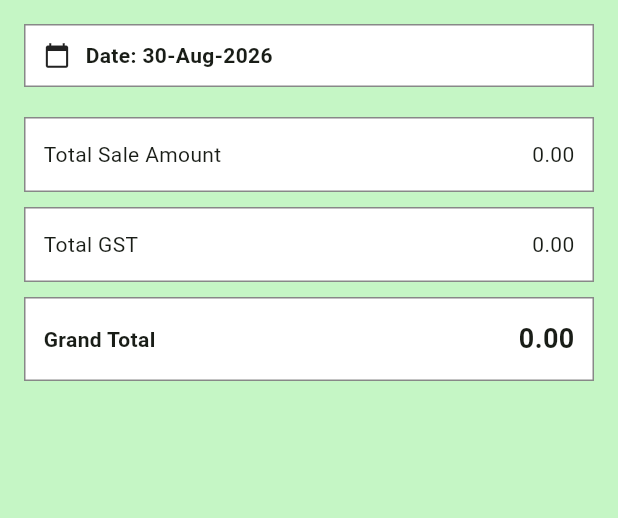
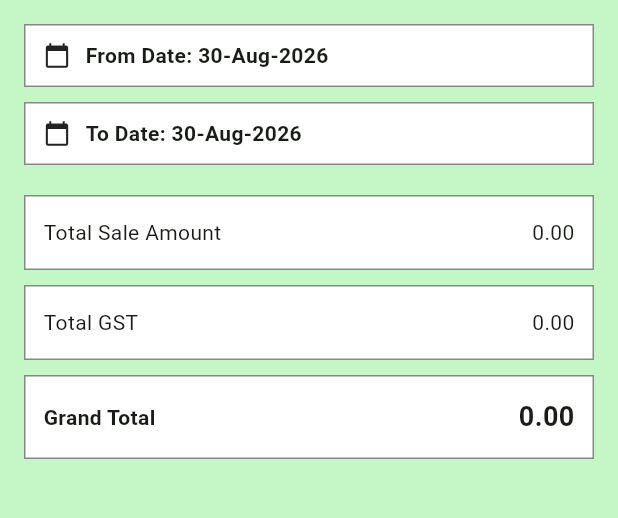
Before and after one commit to Vigneshwari116/sales, a Flutter app: the SalesAbstractScreen screen opened directly with empty values, on a phone screen of 412 x 824 dp, the part 84-602 px from its top. Run offline on Flutter 3.47's test engine with Material 3 defaults, Android fonts, the phone set to English and light mode, and no system bars; our stand-ins replace connectivity_plus, pdf, printing, shared_preferences, sqflite, sqflite_common_ffi; accounts and stored records are empty.

Commit message:
Inline edit password, clean ledger UI, abstract date range
- Replace Mobile double-tap AlertDialog with inline password field; no unlock snackbar
- Remove SYNC column and location heading from ledger; widen remaining columns
- Sales Abstract: From/To date pickers with inclusive range query and validation

Co-authored-by: gvigni04 <gvigni04@gmail.com>

```diff
--- a/lib/repositories/abstract_repository.dart
+++ b/lib/repositories/abstract_repository.dart
@@ -15,12 +15,14 @@ class AbstractSummary {
 }
 
 class AbstractRepository {
-  static Future<AbstractSummary> getSummaryForDate({
+  static Future<AbstractSummary> getSummaryForDateRange({
     required String location,
-    required DateTime date,
+    required DateTime fromDate,
+    required DateTime toDate,
   }) async {
     try {
-      var dateKey = _formatDate(date);
+      var fromKey = _formatDate(fromDate);
+      var toKey = _formatDate(toDate);
       var rows =
           await LocalDb.instance.getBillsForLedger(location: location);
 
@@ -29,7 +31,7 @@ class AbstractRepository {
       var grandTotal = 0.0;
 
       for (var row in rows) {
-        var totals = _totalsForRow(row, dateKey);
+        var totals = _totalsForRow(row, fromKey: fromKey, toKey: toKey);
         if (totals == null) {
           continue;
         }
@@ -54,9 +56,10 @@ class AbstractRepository {
   }
 
   static (double, double, double)? _totalsForRow(
-    Map<String, dynamic> row,
-    String dateKey,
-  ) {
+    Map<String, dynamic> row, {
+    required String fromKey,
+    required String toKey,
+  }) {
     try {
       var payloadRaw = row['payload'] as String?;
       if (payloadRaw == null || payloadRaw.isEmpty) {
@@ -66,7 +69,7 @@ class AbstractRepository {
       var payload = jsonDecode(payloadRaw) as Map<String, dynamic>;
       var billDate = payload['billDate'] as String? ?? '';
 
-      if (billDate != dateKey) {
+      if (billDate.compareTo(fromKey) < 0 || billDate.compareTo(toKey) > 0) {
         return null;
       }
 
--- a/lib/screen/sales_abstract_screen.dart
+++ b/lib/screen/sales_abstract_screen.dart
@@ -18,8 +18,10 @@ class _SalesAbstractScreenState extends State<SalesAbstractScreen> {
   static const Color _background = Color(0xFFC5F6C5);
   static const Color _border = Color(0xFF888888);
 
-  DateTime _selectedDate = DateTime.now();
+  DateTime _fromDate = DateTime.now();
+  DateTime _toDate = DateTime.now();
   bool _loading = true;
+  String? _dateRangeError;
   AbstractSummary? _summary;
 
   @override
@@ -28,12 +30,31 @@ class _SalesAbstractScreenState extends State<SalesAbstractScreen> {
     _loadSummary();
   }
 
+  bool get _isDateRangeValid {
+    final from = DateTime(_fromDate.year, _fromDate.month, _fromDate.day);
+    final to = DateTime(_toDate.year, _toDate.month, _toDate.day);
+    return !to.isBefore(from);
+  }
+
   Future<void> _loadSummary() async {
-    setState(() => _loading = true);
+    if (!_isDateRangeValid) {
+      setState(() {
+        _loading = false;
+        _dateRangeError = 'To Date cannot be before From Date';
+        _summary = null;
+      });
+      return;
+    }
 
-    var summary = await AbstractRepository.getSummaryForDate(
+    setState(() {
+      _loading = true;
+      _dateRangeError = null;
+    });
+
+    var summary = await AbstractRepository.getSummaryForDateRange(
       location: widget.location,
-      date: _selectedDate,
+      fromDate: _fromDate,
+      toDate: _toDate,
     );
 
     if (!mounted) return;
@@ -44,17 +65,31 @@ class _SalesAbstractScreenState extends State<SalesAbstractScreen> {
     });
   }
 
-  Future<void> _pickDate() async {
+  Future<void> _pickFromDate() async {
     var picked = await showDatePicker(
       context: context,
-      initialDate: _selectedDate,
+      initialDate: _fromDate,
       firstDate: DateTime(2020),
       lastDate: DateTime(2100),
     );
 
     if (picked == null) return;
 
-    setState(() => _selectedDate = picked);
+    setState(() => _fromDate = picked);
+    await _loadSummary();
+  }
+
+  Future<void> _pickToDate() async {
+    var picked = await showDatePicker(
+      context: context,
+      initialDate: _toDate,
+      firstDate: DateTime(2020),
+      lastDate: DateTime(2100),
+    );
+
+    if (picked == null) return;
+
+    setState(() => _toDate = picked);
     await _loadSummary();
   }
 
@@ -62,8 +97,38 @@ class _SalesAbstractScreenState extends State<SalesAbstractScreen> {
     return NumberFormat('#,##0.00').format(value);
   }
 
-  String _formatSelectedDate() {
-    return DateFormat('dd-MMM-yyyy').format(_selectedDate);
+  String _formatDate(DateTime date) {
+    return DateFormat('dd-MMM-yyyy').format(date);
+  }
+
+  Widget _datePickerRow({
+    required String label,
+    required DateTime date,
+    required VoidCallback onTap,
+  }) {
+    return InkWell(
+      onTap: onTap,
+      child: Container(
+        padding: const EdgeInsets.symmetric(horizontal: 12, vertical: 10),
+        decoration: BoxDecoration(
+          color: Colors.white,
+          border: Border.all(color: _border),
+        ),
+        child: Row(
+          children: [
+            const Icon(Icons.calendar_today, size: 18),
+            const SizedBox(width: 10),
+            Text(
+              '$label: ${_formatDate(date)}',
+              style: const TextStyle(
+                fontSize: 14,
+                fontWeight: FontWeight.bold,
+              ),
+            ),
+          ],
+        ),
+      ),
+    );
   }
 
   @override
@@ -85,32 +150,28 @@ class _SalesAbstractScreenState extends State<SalesAbstractScreen> {
               child: Column(
                 crossAxisAlignment: CrossAxisAlignment.stretch,
                 children: [
-                  InkWell(
-                    onTap: _pickDate,
-                    child: Container(
-                      padding: const EdgeInsets.symmetric(
-                        horizontal: 12,
-                        vertical: 10,
+                  _datePickerRow(
+                    label: 'From Date',
+                    date: _fromDate,
+                    onTap: _pickFromDate,
                   ),
-                      decoration: BoxDecoration(
-                        color: Colors.white,
-                        border: Border.all(color: _border),
+                  const SizedBox(height: 10),
+                  _datePickerRow(
+                    label: 'To Date',
+                    date: _toDate,
+                    onTap: _pickToDate,
                   ),
-                      child: Row(
-                        children: [
-                          const Icon(Icons.calendar_today, size: 18),
-                          const SizedBox(width: 10),
+                  if (_dateRangeError != null) ...[
+                    const SizedBox(height: 10),
                     Text(
-                            'Date: ${_formatSelectedDate()}',
+                      _dateRangeError!,
                       style: const TextStyle(
-                              fontSize: 14,
+                        color: Colors.red,
+                        fontSize: 13,
                         fontWeight: FontWeight.bold,
                       ),
                     ),
                   ],
-                      ),
-                    ),
-                  ),
                   const SizedBox(height: 20),
                   _summaryRow(
                     'Total Sale Amount',
```
Also changed, not shown: lib/screen/sales_bill_screen.dart (+87 -64 lines), lib/screen/sales_ledger_screen.dart (+23 -69 lines). Lines whose indentation alone changed are shown as unchanged.
